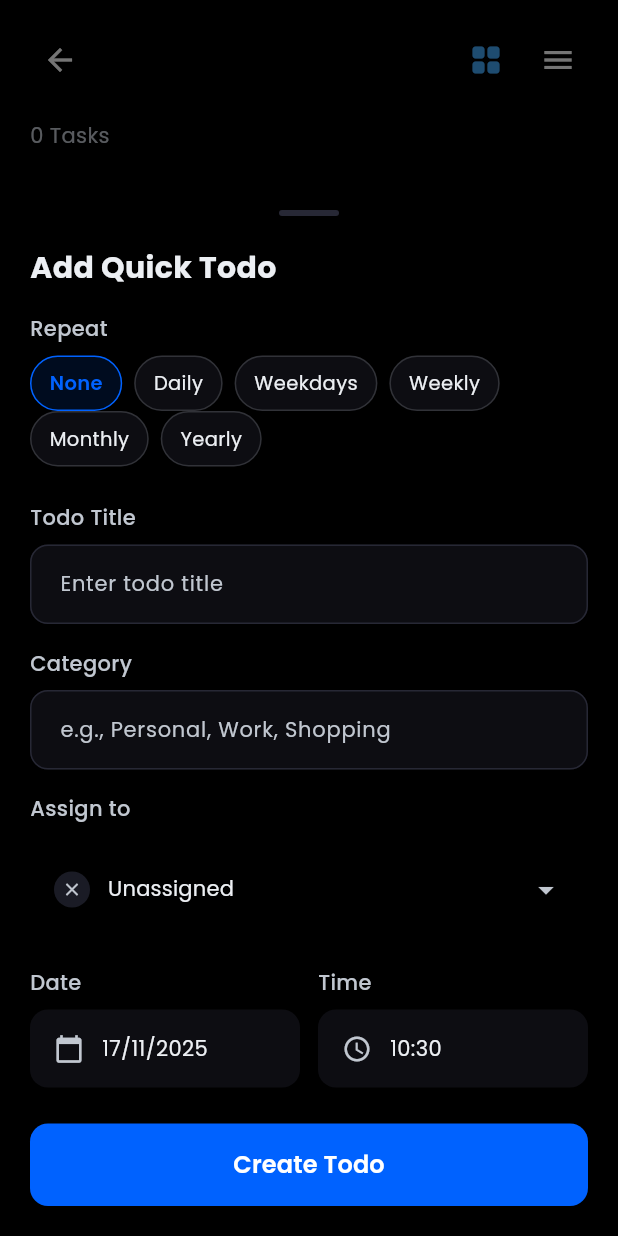
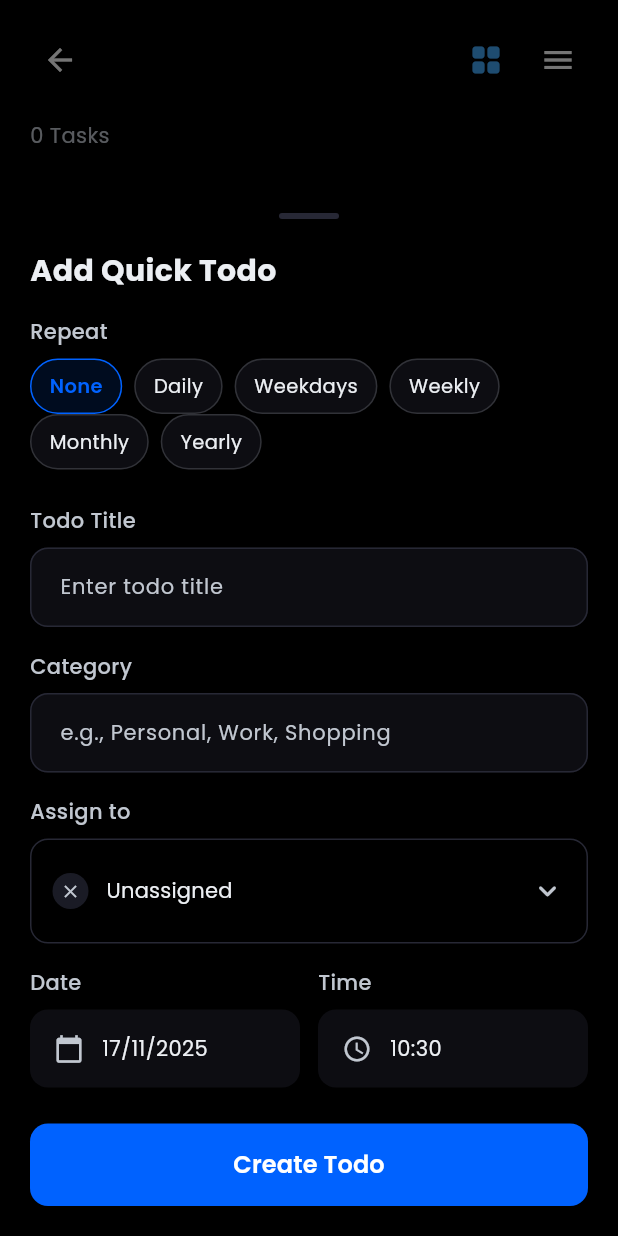
Before and after one commit to LDrago-zae/dev_flow, a Flutter app: the DailyTaskListScreen screen opened directly with empty values, after a tap on the "add" icon, on a phone screen of 412 x 824 dp. Run offline on Flutter 3.47's test engine with Material 3 defaults, Android fonts, the phone set to English and light mode, and no system bars; our stand-ins replace cached_network_image, connectivity_plus, country_picker, dio, file_picker, firebase_core and 22 more; missing offline and left inert: mapbox_maps_flutter; accounts and stored records are empty; network calls fail.

Commit message:
feat: Update task retrieval to support quick todos filtering and enhance user dropdown UI with improved styling and layout

```diff
--- a/lib/data/repositories/task_repository.dart
+++ b/lib/data/repositories/task_repository.dart
@@ -6,12 +6,16 @@ import '../models/comment_model.dart';
 class TaskRepository {
   final SupabaseClient _supabase = Supabase.instance.client;
 
-  Future<List<Task>> getTasks(String userId, {String? projectId}) async {
+  Future<List<Task>> getTasks(
+    String userId, {
+    String? projectId,
+    bool onlyQuickTodos = true,
+  }) async {
     var query = _supabase.from('tasks').select('*').eq('owner_id', userId);
     if (projectId != null) {
       query = query.eq('project_id', projectId);
-    } else {
-      query = query.filter('project_id', 'is', null); // Quick todos
+    } else if (onlyQuickTodos) {
+      query = query.filter('project_id', 'is', null); // Quick todos only
     }
     final response = await query.order('date', ascending: true);
     return await Future.wait(
--- a/lib/presentation/widgets/user_dropdown.dart
+++ b/lib/presentation/widgets/user_dropdown.dart
@@ -90,23 +90,28 @@ class _UserDropdownState extends State<UserDropdown> {
     }
 
     return Container(
-      padding: const EdgeInsets.symmetric(horizontal: 16, vertical: 12),
+      padding: const EdgeInsets.symmetric(horizontal: 14, vertical: 10),
       decoration: BoxDecoration(
         color: Colors.black,
         borderRadius: BorderRadius.circular(12),
+        border: Border.all(color: DarkThemeColors.border, width: 1),
       ),
       child: DropdownButtonHideUnderline(
         child: DropdownButton<String?>(
           value: widget.selectedUserId,
           hint: Row(
             children: [
-              CircleAvatar(
-                radius: 12,
-                backgroundColor: DarkThemeColors.surface,
+              Container(
+                width: 32,
+                height: 32,
+                decoration: BoxDecoration(
+                  color: DarkThemeColors.primary100.withOpacity(0.1),
+                  shape: BoxShape.circle,
+                ),
                 child: Icon(
-                  Icons.person_add,
-                  color: DarkThemeColors.textSecondary,
-                  size: 14,
+                  Icons.person_add_outlined,
+                  color: DarkThemeColors.primary100,
+                  size: 18,
                 ),
               ),
               const SizedBox(width: 12),
@@ -114,59 +119,85 @@ class _UserDropdownState extends State<UserDropdown> {
                 widget.hintText,
                 style: AppTextStyles.bodyMedium.copyWith(
                   color: DarkThemeColors.textSecondary,
+                  fontSize: 14,
                 ),
               ),
             ],
           ),
           icon: Icon(
-            Icons.arrow_drop_down,
+            Icons.keyboard_arrow_down_rounded,
             color: DarkThemeColors.textSecondary,
+            size: 24,
           ),
           isExpanded: true,
-          dropdownColor: DarkThemeColors.surface,
+          dropdownColor: const Color(0xFF0A0A0A),
+          itemHeight: null,
+          menuMaxHeight: 360,
+          elevation: 8,
+          borderRadius: BorderRadius.circular(12),
           items: [
             if (widget.showClearOption)
               DropdownMenuItem<String?>(
                 value: null,
+                child: Container(
+                  padding: const EdgeInsets.symmetric(
+                    vertical: 8,
+                    horizontal: 12,
+                  ),
                   child: Row(
                     children: [
-                    CircleAvatar(
-                      radius: 12,
-                      backgroundColor: DarkThemeColors.surface,
+                      Container(
+                        width: 32,
+                        height: 32,
+                        decoration: BoxDecoration(
+                          color: DarkThemeColors.surface,
+                          shape: BoxShape.circle,
+                          border: Border.all(
+                            color: DarkThemeColors.border,
+                            width: 1,
+                          ),
+                        ),
                         child: Icon(
-                        Icons.clear,
+                          Icons.person_off_outlined,
                           color: DarkThemeColors.textSecondary,
-                        size: 14,
+                          size: 16,
                         ),
                       ),
                       const SizedBox(width: 12),
                       Text(
                         'Unassigned',
                         style: AppTextStyles.bodyMedium.copyWith(
-                        color: DarkThemeColors.textPrimary,
+                          color: DarkThemeColors.textSecondary,
+                          fontSize: 14,
                         ),
                       ),
                     ],
                   ),
                 ),
+              ),
             ..._users.map((user) {
               return DropdownMenuItem<String?>(
                 value: user.id,
+                child: Container(
+                  padding: const EdgeInsets.symmetric(
+                    vertical: 8,
+                    horizontal: 12,
+                  ),
                   child: Row(
                     children: [
-                    UserAvatar(user: user, radius: 12),
+                      UserAvatar(user: user, radius: 16),
                       const SizedBox(width: 12),
                       Expanded(
                         child: Column(
                           crossAxisAlignment: CrossAxisAlignment.start,
                           mainAxisSize: MainAxisSize.min,
-                        mainAxisAlignment: MainAxisAlignment.center,
                           children: [
                             Text(
                               user.name,
                               style: AppTextStyles.bodyMedium.copyWith(
                                 color: DarkThemeColors.textPrimary,
-                              fontWeight: FontWeight.w500,
+                                fontWeight: FontWeight.w600,
+                                fontSize: 14,
                               ),
                               maxLines: 1,
                               overflow: TextOverflow.ellipsis,
@@ -175,6 +206,7 @@ class _UserDropdownState extends State<UserDropdown> {
                               user.email,
                               style: AppTextStyles.bodySmall.copyWith(
                                 color: DarkThemeColors.textSecondary,
+                                fontSize: 11,
                               ),
                               maxLines: 1,
                               overflow: TextOverflow.ellipsis,
@@ -183,6 +215,7 @@ class _UserDropdownState extends State<UserDropdown> {
                         ),
                       ),
                     ],
+                  ),
                 ),
               );
             }),
@@ -219,15 +252,32 @@ class _UserDropdownState extends State<UserDropdown> {
                   value: user.id,
                   child: Row(
                     children: [
-                      UserAvatar(user: selectedUser, radius: 12),
+                      UserAvatar(user: selectedUser, radius: 16),
                       const SizedBox(width: 12),
                       Expanded(
-                        child: Text(
+                        child: Column(
+                          crossAxisAlignment: CrossAxisAlignment.start,
+                          mainAxisSize: MainAxisSize.min,
+                          children: [
+                            Text(
                               selectedUser?.name ?? user.name,
                               style: AppTextStyles.bodyMedium.copyWith(
                                 color: DarkThemeColors.textPrimary,
+                                fontWeight: FontWeight.w600,
+                                fontSize: 14,
                               ),
                               overflow: TextOverflow.ellipsis,
+                            ),
+                            if (selectedUser?.email != null)
+                              Text(
+                                selectedUser!.email,
+                                style: AppTextStyles.bodySmall.copyWith(
+                                  color: DarkThemeColors.textSecondary,
+                                  fontSize: 11,
+                                ),
+                                overflow: TextOverflow.ellipsis,
+                              ),
+                          ],
                         ),
                       ),
                     ],
```
Lines whose indentation alone changed are shown as unchanged.
